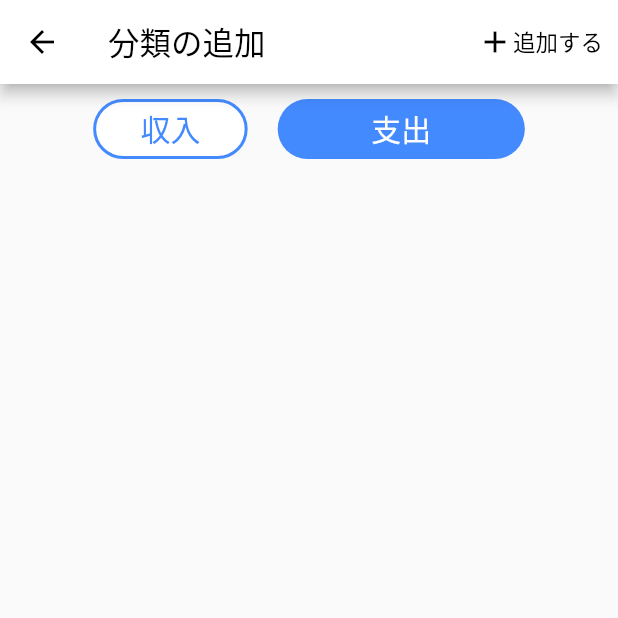
After one commit to KimiMasa1021/account_book_app, a Flutter app: the AccountGenre screen opened by its route, on a phone screen of 412 x 824 dp, the top half of it. The commit adds this screen. Run offline on Flutter 3.47's test engine with Material 2 defaults, Android fonts, the phone set to English and light mode, and no system bars; our stand-ins replace cloud_firestore, firebase_auth, firebase_core, fl_chart, flutter_hooks, flutter_neumorphic and 5 more; accounts and stored records are empty.

Commit message:
明日は学校

```diff
--- a/lib/app.dart
+++ b/lib/app.dart
@@ -1,6 +1,8 @@
 import 'package:flutter/material.dart';
 import 'package:flutter_localizations/flutter_localizations.dart';
 import 'view/pages/account/account_add.dart';
+import 'view/pages/account/account_genre.dart';
+import 'view/pages/account/account_genre_add.dart';
 import 'view/pages/saving/saving_add.dart';
 import 'view/pages/saving/saving_history.dart';
 import 'view/separate.dart';
@@ -26,6 +28,8 @@ class MyApp extends StatelessWidget {
         AccountAdd.id: (BuildContext context) => const AccountAdd(),
         SavingAdd.id: (BuildContext context) => const SavingAdd(),
         SavingHistory.id: (BuildContext context) => const SavingHistory(),
+        AccountGenre.id: (BuildContext context) => const AccountGenre(),
+        AccountGenreAdd.id: (BuildContext context) => const AccountGenreAdd(),
       },
     );
   }
--- /dev/null
+++ b/lib/view/pages/account/account_genre.dart
@@ -0,0 +1,108 @@
+import 'package:account_book_app/provider/general_provider.dart';
+import 'package:flutter/material.dart';
+import 'package:hooks_riverpod/hooks_riverpod.dart';
+import '../../../component/account/income_expend_swicher.dart';
+import 'account_genre_add.dart';
+
+class AccountGenre extends HookConsumerWidget {
+  const AccountGenre({super.key});
+  static const String id = "account_genre";
+  @override
+  Widget build(BuildContext context, WidgetRef ref) {
+    final iESwicherState = ref.watch(incomeExpendSwicherProvider);
+    final usersState = ref.watch(usersControllerProvider);
+
+    return Scaffold(
+      appBar: AppBar(
+        title: const Text(
+          "分類の追加",
+          style: TextStyle(
+            color: Colors.black,
+          ),
+        ),
+        backgroundColor: Colors.white,
+        leading: IconButton(
+          onPressed: () {
+            Navigator.pop(context);
+          },
+          icon: const Icon(Icons.arrow_back, color: Colors.black),
+        ),
+        actions: [
+          InkWell(
+            onTap: () {
+              Navigator.of(context).pushNamed(AccountGenreAdd.id);
+            },
+            child: Row(
+              children: const [
+                Icon(
+                  Icons.add,
+                  color: Colors.black,
+                ),
+                Text(
+                  "追加する",
+                  style: TextStyle(
+                    color: Colors.black,
+                  ),
+                ),
+                SizedBox(width: 10)
+              ],
+            ),
+          )
+        ],
+      ),
+      body: SizedBox(
+        width: double.infinity,
+        child: Padding(
+          padding: const EdgeInsets.symmetric(horizontal: 15),
+          child: Column(
+            children: [
+              const IncomeExpendSwicher(),
+              const SizedBox(height: 10),
+              Expanded(
+                child: SingleChildScrollView(
+                  child: Column(
+                    children: List.generate(
+                      iESwicherState
+                          ? usersState!.genre.length
+                          : usersState!.genre2.length,
+                      (index) => Container(
+                        height: 50,
+                        width: double.infinity,
+                        padding: const EdgeInsets.symmetric(horizontal: 10),
+                        decoration: const BoxDecoration(
+                          color: Colors.white,
+                          border: Border(
+                            bottom: BorderSide(
+                              width: 0.5,
+                            ),
+                            top: BorderSide(
+                              width: 0.5,
+                            ),
+                          ),
+                        ),
+                        child: Row(
+                          children: [
+                            Text(
+                              iESwicherState
+                                  ? usersState.genre[index]
+                                  : usersState.genre2[index],
+                              style: const TextStyle(
+                                fontSize: 25,
+                              ),
+                            ),
+                            const Spacer(),
+                            const Icon(Icons.delete)
+                          ],
+                        ),
+                      ),
+                    ),
+                  ),
+                ),
+              )
+            ],
+          ),
+        ),
+      ),
+    );
+  }
+}
```
Also changed, not shown: lib/component/account_add/genre_panel.dart (+6 -3 lines), lib/view/pages/account/account_genre_add.dart (added, +42 -0 lines).
